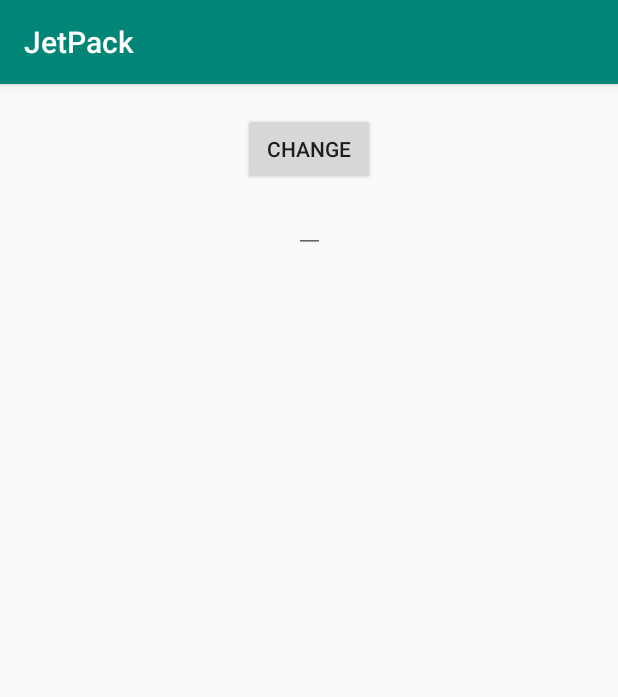
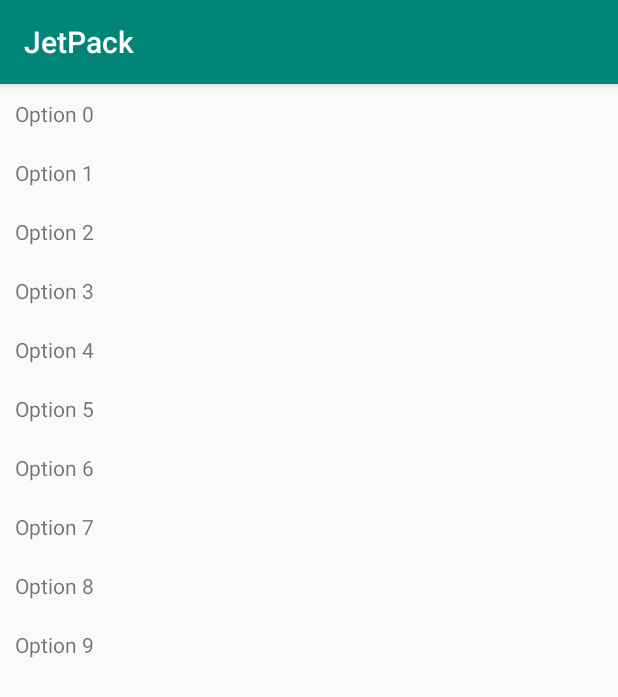
Before and after one commit to Guille88C/JetPack, an Android app: the screen it shows after launch (StartActivity), on a phone screen of 412 x 824 dp. Shown: the top 697 px of the screen. Run offline under Robolectric (Android 15) with nearby library versions, the phone set to English and light mode, and no system bars; our stand-ins replace data binding; libraries missing offline, so code that uses them is left out: kotlinx.coroutines.experimental.

Commit message:
Create RecyclerView for options in start fragment.

```diff
--- /dev/null
+++ b/view/src/main/java/com/sephoe/jetpack/ui/adapter/StartOptionsAdapter.kt
@@ -0,0 +1,35 @@
+package com.sephoe.jetpack.ui.adapter
+
+import android.support.v7.widget.RecyclerView
+import android.view.LayoutInflater
+import android.view.View
+import android.view.ViewGroup
+import com.example.guill.coroutines.R
+import kotlinx.android.synthetic.main.start_options_item.view.*
+
+class StartOptionsAdapter : RecyclerView.Adapter<StartOptionsAdapter.OptionsViewHolder>() {
+
+    // Attributes
+
+    private val _options = mutableListOf<String>()
+
+
+    //----------------------------------------------------------------------------------------------
+    // RecyclerView functions
+
+    override fun onCreateViewHolder(p0: ViewGroup, p1: Int): OptionsViewHolder {
+        return OptionsViewHolder(LayoutInflater.from(p0.context).inflate(R.layout.start_options_item, p0, false))
+    }
+
+    override fun getItemCount(): Int = 10
+
+    override fun onBindViewHolder(p0: OptionsViewHolder, p1: Int) {
+        p0.itemView.tvOptionsItemOption.text = "Option $p1"
+    }
+
+
+    //----------------------------------------------------------------------------------------------
+    // ViewHolder
+
+    inner class OptionsViewHolder(view: View) : RecyclerView.ViewHolder(view)
+}
--- a/view/src/main/java/com/sephoe/jetpack/ui/start/StartFragment.kt
+++ b/view/src/main/java/com/sephoe/jetpack/ui/start/StartFragment.kt
@@ -4,15 +4,17 @@ import android.arch.lifecycle.Observer
 import android.arch.lifecycle.ViewModelProviders
 import android.os.Bundle
 import android.support.v4.app.Fragment
+import android.support.v7.widget.LinearLayoutManager
 import android.view.LayoutInflater
 import android.view.View
 import android.view.ViewGroup
 import com.example.guill.coroutines.R
 import com.example.guill.coroutines.databinding.StartFragmentBinding
+import com.sephoe.jetpack.ui.adapter.StartOptionsAdapter
 import com.sephoe.jetpack.ui.pagelist.PageListFragment
 import kotlinx.android.synthetic.main.start_fragment.*
 
-class StartFragment : Fragment(), StartView {
+class StartFragment : Fragment() {
 
     companion object {
         fun newInstance() = StartFragment()
@@ -23,7 +25,6 @@ class StartFragment : Fragment(), StartView {
 
     override fun onCreateView(inflater: LayoutInflater, container: ViewGroup?,
                               savedInstanceState: Bundle?): View {
-        // start_fragment
         binding = StartFragmentBinding.inflate(inflater, container, false)
         return binding.root
     }
@@ -32,19 +33,15 @@ class StartFragment : Fragment(), StartView {
         super.onActivityCreated(savedInstanceState)
 
         viewModel = ViewModelProviders.of(this).get(StartViewModel::class.java)
-        viewModel.view = this
-        viewModel.nameLiveData.observe(this, Observer { item ->
-            tvStartName.text = item
-        })
 
         binding.viewModel = viewModel
+
+        initOptions()
     }
 
-    override fun navigatePageListView() {
-        fragmentManager
-                ?.beginTransaction()
-                ?.replace(R.id.container, PageListFragment.newInstance())
-                ?.addToBackStack(null)
-                ?.commit()
+    private fun initOptions() {
+        rvStartOptions.setHasFixedSize(true)
+        rvStartOptions.layoutManager = LinearLayoutManager(context)
+        rvStartOptions.adapter = StartOptionsAdapter()
     }
 }
--- a/view/src/main/java/com/sephoe/jetpack/ui/start/StartView.kt
+++ /dev/null
@@ -1,5 +0,0 @@
-package com.sephoe.jetpack.ui.start
-
-interface StartView {
-    fun navigatePageListView()
-}
--- a/view/src/main/java/com/sephoe/jetpack/ui/start/StartViewModel.kt
+++ b/view/src/main/java/com/sephoe/jetpack/ui/start/StartViewModel.kt
@@ -8,27 +8,4 @@ import kotlinx.coroutines.experimental.delay
 import kotlinx.coroutines.experimental.launch
 
 
-class StartViewModel : ViewModel() {
-    lateinit var view: StartView
-
-    var name = ObservableField("William")
-    var nameLiveData = MutableLiveData<String>()
-
-    fun onChangeNameClick() {
-        launch {
-            delay(3000)
-            name.set("Tito poe")
-        }
-    }
-
-    fun onAfterTextChangedChangeName(p0: Editable?) {
-        p0?.toString()?.let {
-//            name.set(it)
-            nameLiveData.value = it
-        }
-    }
-
-    fun onPageListClick() {
-        view.navigatePageListView()
-    }
-}
+class StartViewModel : ViewModel() {}
--- a/view/src/main/res/layout/start_fragment.xml
+++ b/view/src/main/res/layout/start_fragment.xml
@@ -17,44 +17,10 @@
         android:focusableInTouchMode="true"
         tools:context="com.sephoe.jetpack.ui.start.StartFragment">
 
-        <TextView
-            android:id="@+id/tvStartName"
-            android:layout_width="wrap_content"
-            android:layout_height="wrap_content"
-            android:text="@{viewModel.name}"
-            app:layout_constraintEnd_toEndOf="parent"
-            app:layout_constraintStart_toStartOf="parent"
-            app:layout_constraintTop_toTopOf="parent"
-            tools:text="Name" />
-
-        <Button
-            android:id="@+id/bStartChange"
-            android:layout_width="wrap_content"
-            android:layout_height="wrap_content"
-            android:onClick="@{() -> viewModel.onChangeNameClick()}"
-            android:text="Change"
-            app:layout_constraintEnd_toEndOf="parent"
-            app:layout_constraintStart_toStartOf="parent"
-            app:layout_constraintTop_toBottomOf="@+id/tvStartName" />
-
-        <EditText
-            android:id="@+id/etStartChangeName"
-            android:layout_width="wrap_content"
-            android:layout_height="wrap_content"
-            android:text="@{viewModel.name}"
-            android:afterTextChanged="@{(p0) -> viewModel.onAfterTextChangedChangeName(p0)}"
-            app:layout_constraintEnd_toEndOf="parent"
-            app:layout_constraintStart_toStartOf="parent"
-            app:layout_constraintTop_toBottomOf="@+id/bStartChange"
-            tools:text="name" />
-
-        <!--<Button-->
-        <!--android:layout_width="wrap_content"-->
-        <!--android:layout_height="wrap_content"-->
-        <!--android:onClick="@{() -> viewModel.onPageListClick()}"-->
-        <!--android:text="@string/start_page_list_button_name"-->
-        <!--app:layout_constraintEnd_toEndOf="parent"-->
-        <!--app:layout_constraintStart_toStartOf="parent" />-->
+        <android.support.v7.widget.RecyclerView
+            android:id="@+id/rvStartOptions"
+            android:layout_width="match_parent"
+            android:layout_height="match_parent" />
 
     </android.support.constraint.ConstraintLayout>
 
--- /dev/null
+++ b/view/src/main/res/layout/start_options_item.xml
@@ -0,0 +1,14 @@
+<?xml version="1.0" encoding="utf-8"?>
+<android.support.constraint.ConstraintLayout xmlns:android="http://schemas.android.com/apk/res/android"
+    xmlns:tools="http://schemas.android.com/tools"
+    android:layout_width="match_parent"
+    android:layout_height="wrap_content">
+
+    <TextView
+        android:id="@+id/tvOptionsItemOption"
+        android:layout_width="match_parent"
+        android:layout_height="wrap_content"
+        android:padding="10dp"
+        tools:text="Option 1" />
+
+</android.support.constraint.ConstraintLayout>
```
Also changed, not shown: view/build.gradle (+22 -5 lines).
